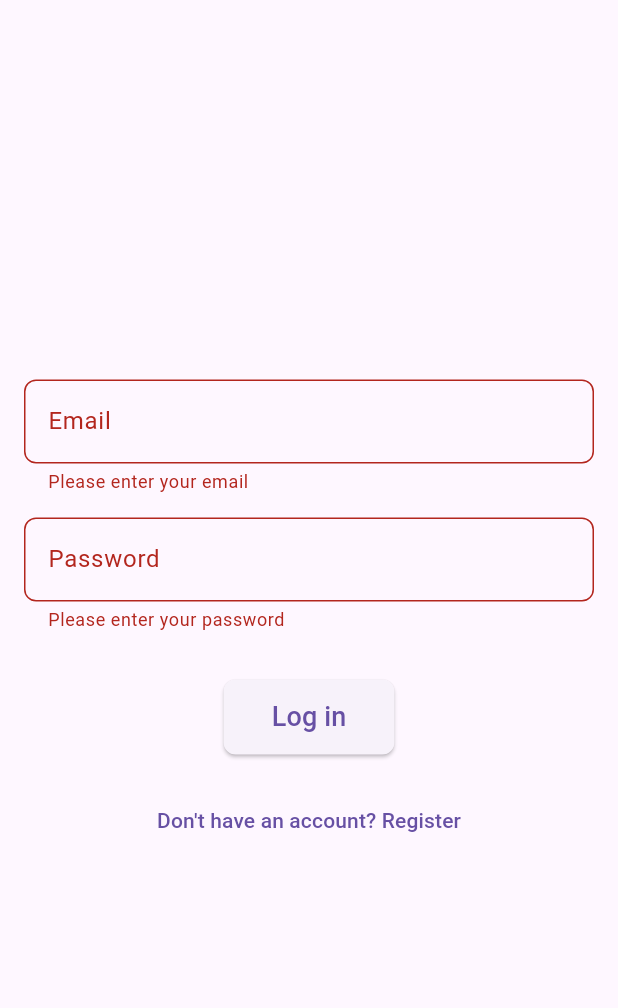
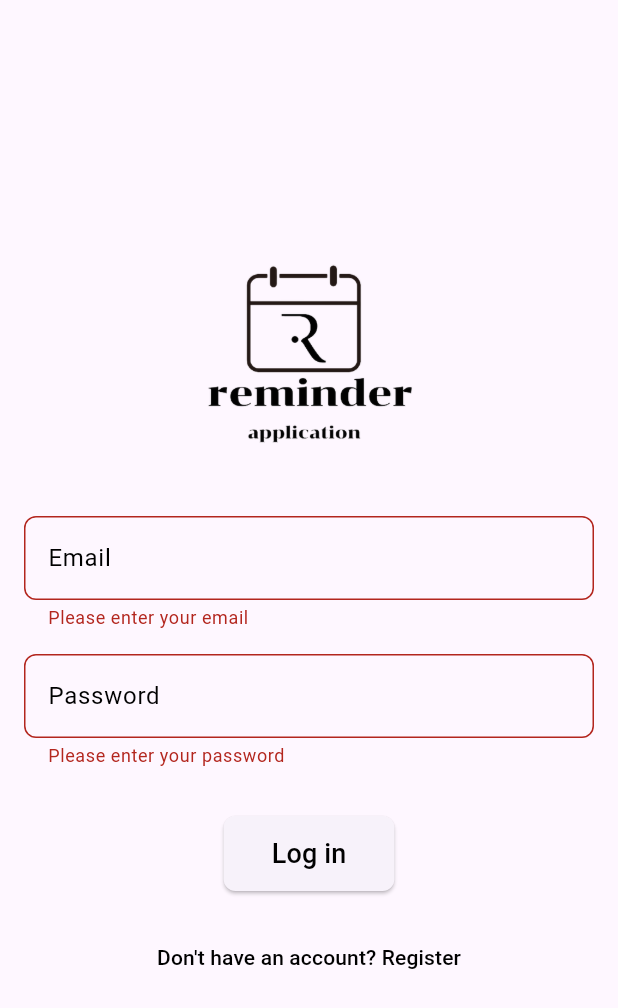
Before and after one commit to Fah4664/reminder-application, a Flutter app: the screen it shows after launch, after a tap on "Log in", on a phone screen of 412 x 824 dp. Shown: the top 1008 px of the screen. Run offline on Flutter 3.47's test engine with Material 3 defaults, Android fonts, the phone set to English and light mode, and no system bars; our stand-ins replace cloud_firestore, firebase_auth, firebase_core, flutter_svg; accounts and stored records are empty.

Commit message:
Update login_page.dart

```diff
--- a/lib/pages/login_page.dart
+++ b/lib/pages/login_page.dart
@@ -21,11 +21,11 @@ class _LoginPageState extends State<LoginPage> {
       });
 
       try {
-        UserCredential userCredential = await FirebaseAuth.instance
-            .signInWithEmailAndPassword(
-              email: _emailController.text,
-              password: _passwordController.text,
-            );
+        UserCredential userCredential =
+            await FirebaseAuth.instance.signInWithEmailAndPassword(
+          email: _emailController.text,
+          password: _passwordController.text,
+        );
 
         ScaffoldMessenger.of(context).showSnackBar(
           SnackBar(content: Text('Login successful!')),
@@ -34,7 +34,7 @@ class _LoginPageState extends State<LoginPage> {
         // นำผู้ใช้ไปที่หน้า HomePage
         Navigator.pushReplacement(
           context,
-          MaterialPageRoute(builder: (context) => const HomePage()),  // ใช้ HomePage จาก home_page.dart
+          MaterialPageRoute(builder: (context) => const HomePage()),
         );
       } catch (e) {
         ScaffoldMessenger.of(context).showSnackBar(
@@ -59,6 +59,11 @@ class _LoginPageState extends State<LoginPage> {
             child: Column(
               mainAxisSize: MainAxisSize.min,
               children: [
+                Image.asset(
+                  'assets/images/reminder.png',
+                  height: 150.0,
+                ),
+                const SizedBox(height: 32.0),
                 _buildTextField(
                   controller: _emailController,
                   label: 'Email',
@@ -70,7 +75,7 @@ class _LoginPageState extends State<LoginPage> {
                     return null;
                   },
                 ),
-                SizedBox(height: 16.0),
+                const SizedBox(height: 16.0),
                 _buildTextField(
                   controller: _passwordController,
                   label: 'Password',
@@ -82,24 +87,27 @@ class _LoginPageState extends State<LoginPage> {
                     return null;
                   },
                 ),
-                SizedBox(height: 32.0),
+                const SizedBox(height: 32.0),
                 _isLoading
-                    ? CircularProgressIndicator()
+                    ? const CircularProgressIndicator()
                     : ElevatedButton(
                         onPressed: _login,
                         style: ElevatedButton.styleFrom(
-                          padding: EdgeInsets.symmetric(
+                          padding: const EdgeInsets.symmetric(
                               horizontal: 32.0, vertical: 12.0),
                           shape: RoundedRectangleBorder(
                             borderRadius: BorderRadius.circular(8.0),
                           ),
                         ),
-                        child: Text(
+                        child: const Text(
                           'Log in',
-                          style: TextStyle(fontSize: 18.0),
+                          style: TextStyle(
+                            fontSize: 18.0,
+                            color: Color.fromARGB(255, 0, 0, 0), // สีตัวอักษร
+                          ),
                         ),
                       ),
-                SizedBox(height: 20.0),
+                const SizedBox(height: 20.0),
                 TextButton(
                   onPressed: () {
                     Navigator.push(
@@ -107,7 +115,12 @@ class _LoginPageState extends State<LoginPage> {
                       MaterialPageRoute(builder: (context) => RegisterPage()),
                     );
                   },
-                  child: Text('Don\'t have an account? Register'),
+                  child: const Text(
+                    'Don\'t have an account? Register',
+                    style: TextStyle(
+                      color: Color.fromARGB(255, 0, 0, 0), // สีตัวอักษร
+                    ),
+                  ),
                 ),
               ],
             ),
@@ -128,12 +141,16 @@ class _LoginPageState extends State<LoginPage> {
       controller: controller,
       decoration: InputDecoration(
         labelText: label,
+        labelStyle: const TextStyle(
+            color: Color.fromARGB(255, 0, 0, 0)), // สีตัวอักษร Label
         border: OutlineInputBorder(
           borderRadius: BorderRadius.circular(8.0),
         ),
       ),
       obscureText: obscureText,
       keyboardType: keyboardType,
+      style: const TextStyle(
+          color: Color.fromARGB(255, 0, 0, 0)), // สีตัวอักษรใน TextField
       validator: validator,
     );
   }
```
